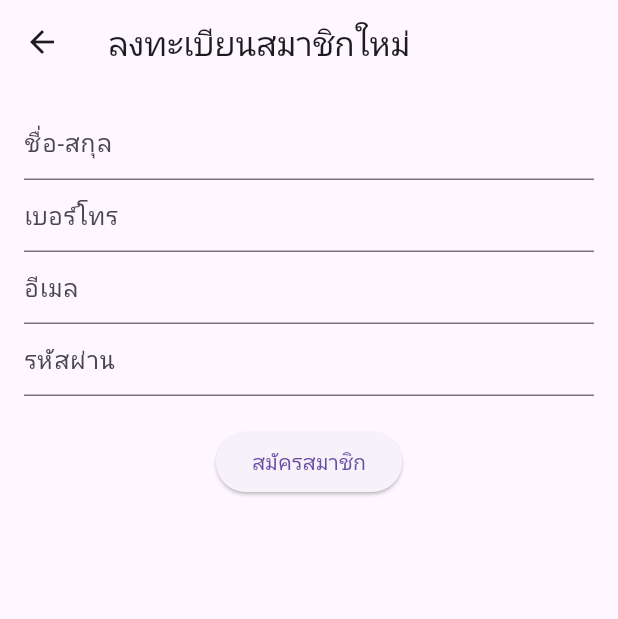
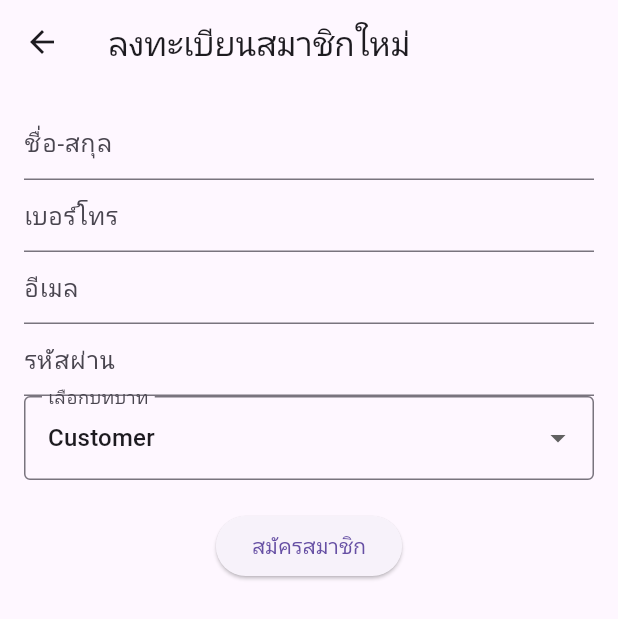
Before and after one commit to Oat-dev2005/Lotto_MobileApp, a Flutter app: the RegisterPage screen opened directly, on a phone screen of 412 x 824 dp. Shown: the top 619 px of the screen. Run offline on Flutter 3.47's test engine with Material 3 defaults, Android fonts, the phone set to English and light mode, and no system bars; network calls fail.

Commit message:
updata add role

```diff
--- a/lotto_application/lib/model/request/customer_login_post_req.dart
+++ b/lotto_application/lib/model/request/customer_login_post_req.dart
@@ -1,7 +1,3 @@
-// To parse this JSON data, do
-//
-//     final customerLoginPostRequest = customerLoginPostRequestFromJson(jsonString);
-
 import 'dart:convert';
 
 CustomerLoginPostRequest customerLoginPostRequestFromJson(String str) =>
--- a/lotto_application/lib/model/request/customer_register_post_req.dart
+++ b/lotto_application/lib/model/request/customer_register_post_req.dart
@@ -16,6 +16,7 @@ class CustomerRegisterPostRequest {
   String email;
   String image;
   String password;
+  String role;
 
   CustomerRegisterPostRequest({
     required this.fullname,
@@ -23,6 +24,7 @@ class CustomerRegisterPostRequest {
     required this.email,
     required this.image,
     required this.password,
+    required this.role,
   });
 
   factory CustomerRegisterPostRequest.fromJson(Map<String, dynamic> json) =>
@@ -32,6 +34,7 @@ class CustomerRegisterPostRequest {
         email: json["email"],
         image: json["image"],
         password: json["password"],
+        role: json["role"],
       );
 
   Map<String, dynamic> toJson() => {
@@ -40,5 +43,6 @@ class CustomerRegisterPostRequest {
     "email": email,
     "image": image,
     "password": password,
+    "role": role,
   };
 }
--- a/lotto_application/lib/page/register.dart
+++ b/lotto_application/lib/page/register.dart
@@ -163,6 +163,9 @@ class _RegisterPageState extends State<RegisterPage> {
   final emailCtl = TextEditingController();
   final passCtl = TextEditingController();
 
+  //customers is default role//
+  String selectedRole = "customer";
+
   Future<void> registerUser() async {
     final user = CustomerRegisterPostRequest(
       fullname: fullnameCtl.text,
@@ -170,6 +173,7 @@ class _RegisterPageState extends State<RegisterPage> {
       email: emailCtl.text,
       image: "", // อาจจะเป็น path หรือ base64 ถ้ามีรูป
       password: passCtl.text,
+      role: selectedRole,
     );
 
     var url = Uri.parse("http://192.168.46.66:3000/register"); // API Node.js
@@ -223,6 +227,23 @@ class _RegisterPageState extends State<RegisterPage> {
               obscureText: true,
               decoration: const InputDecoration(hintText: "รหัสผ่าน"),
             ),
+
+            DropdownButtonFormField<String>(
+              value: selectedRole,
+              decoration: const InputDecoration(
+                labelText: "เลือกบทบาท",
+                border: OutlineInputBorder(),
+              ),
+              items: const [
+                DropdownMenuItem(value: "customer", child: Text("Customer")),
+                DropdownMenuItem(value: "admin", child: Text("Admin")),
+              ],
+              onChanged: (value) {
+                setState(() {
+                  selectedRole = value!;
+                });
+              },
+            ),
             const SizedBox(height: 20),
             ElevatedButton(
               onPressed: registerUser,
```
Also changed, not shown: lotto_application/lib/page/admin.dart (added, +43 -0 lines), lotto_application/lib/page/customer.dart (added, +44 -0 lines), lotto_application/lib/page/login.dart (+17 -3 lines), 2 other files.
